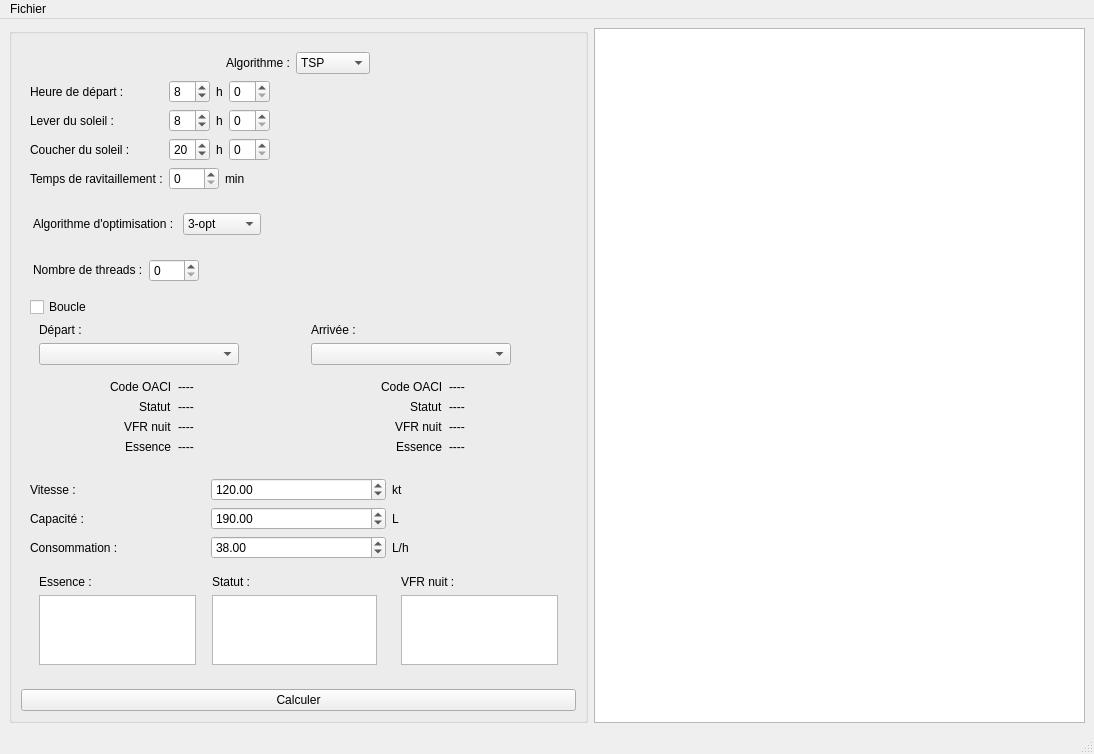
Before: the Qt Designer form Interface_Graphique/mainwindowtest.ui in Akahara/FlightPath, drawn with Qt 5.
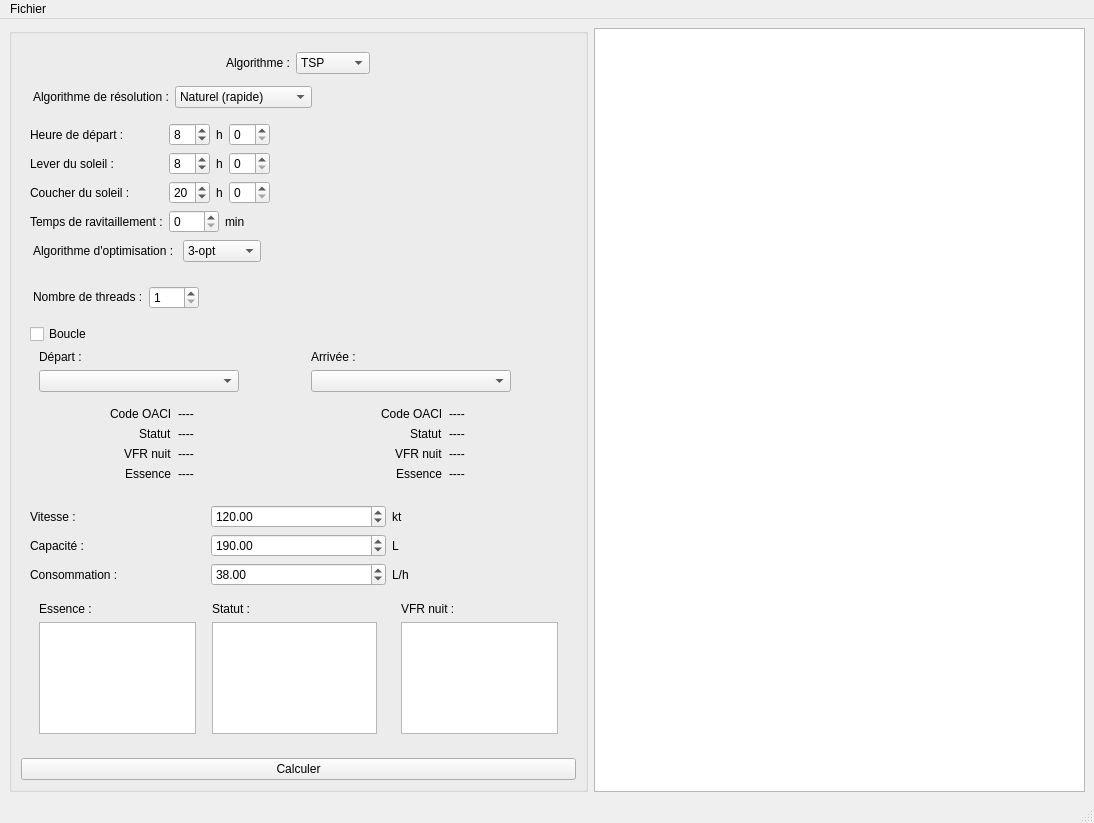
After: the same form once the commit is applied.

Commit message: feat: breitling solvers combo box

The edit to the form file:
```diff
--- a/Interface_Graphique/mainwindowtest.ui
+++ b/Interface_Graphique/mainwindowtest.ui
@@ -7,7 +7,7 @@
     <x>0</x>
     <y>0</y>
     <width>1094</width>
-    <height>752</height>
+    <height>823</height>
    </rect>
   </property>
   <property name="windowTitle">
@@ -75,6 +75,57 @@
          </layout>
         </widget>
        </item>
+       <item>
+        <widget class="QWidget" name="breitlingSolverSelection" native="true">
+         <property name="maximumSize">
+          <size>
+           <width>300</width>
+           <height>16777215</height>
+          </size>
+         </property>
+         <layout class="QHBoxLayout" name="horizontalLayout_9">
+          <property name="leftMargin">
+           <number>12</number>
+          </property>
+          <property name="topMargin">
+           <number>6</number>
+          </property>
+          <item>
+           <widget class="QLabel" name="label_18">
+            <property name="maximumSize">
+             <size>
+              <width>150</width>
+              <height>16777215</height>
+             </size>
+            </property>
+            <property name="text">
+             <string>Algorithme de résolution :</string>
+            </property>
+           </widget>
+          </item>
+          <item>
+           <widget class="QComboBox" name="breitlingSolverCombo">
+            <property name="maximumSize">
+             <size>
+              <width>150</width>
+              <height>16777215</height>
+             </size>
+            </property>
+            <item>
+             <property name="text">
+              <string>Naturel (rapide)</string>
+             </property>
+            </item>
+            <item>
+             <property name="text">
+              <string>Label setting (meilleurs résultats)</string>
+             </property>
+            </item>
+           </widget>
+          </item>
+         </layout>
+        </widget>
+       </item>
        <item alignment="Qt::AlignLeft">
         <widget class="QWidget" name="heures" native="true">
          <property name="sizePolicy">
@@ -366,24 +417,6 @@
          </layout>
         </widget>
        </item>
-       <item>
-        <widget class="QWidget" name="optThreadBox" native="true">
-         <property name="sizePolicy">
-          <sizepolicy hsizetype="Fixed" vsizetype="Fixed">
-           <horstretch>0</horstretch>
-           <verstretch>0</verstretch>
-          </sizepolicy>
-         </property>
-         <layout class="QGridLayout" name="gridLayout_4">
-          <property name="leftMargin">
-           <number>12</number>
-          </property>
-          <property name="topMargin">
-           <number>1</number>
-          </property>
-         </layout>
-        </widget>
-       </item>
        <item alignment="Qt::AlignLeft">
         <widget class="QWidget" name="optWidget" native="true">
          <layout class="QHBoxLayout" name="horizontalLayout_10">
@@ -470,9 +503,12 @@
               <height>16777215</height>
              </size>
             </property>
+            <property name="minimum">
+             <number>1</number>
+            </property>
            </widget>
           </item>
-          <item alignment="Qt::AlignLeft">
+          <item>
            <widget class="QLabel" name="labelNbThreads">
             <property name="text">
              <string/>
@@ -573,7 +609,7 @@
               </widget>
              </item>
              <item>
-              <widget class="QWidget" name="" native="true">
+              <widget class="QWidget" name="widget" native="true">
                <layout class="QGridLayout" name="gridLayout">
                 <item row="0" column="1">
                  <widget class="QLabel" name="depOACILabel">
@@ -703,7 +739,7 @@
               </widget>
              </item>
              <item>
-              <widget class="QWidget" name="" native="true">
+              <widget class="QWidget" name="widget" native="true">
                <layout class="QGridLayout" name="gridLayout_2">
                 <item row="2" column="1">
                  <widget class="QLabel" name="arrVFRLabel">
```
Left out of the diff: 8 changed lines with no effect on the pictures. The commit also changes 3 other files.
